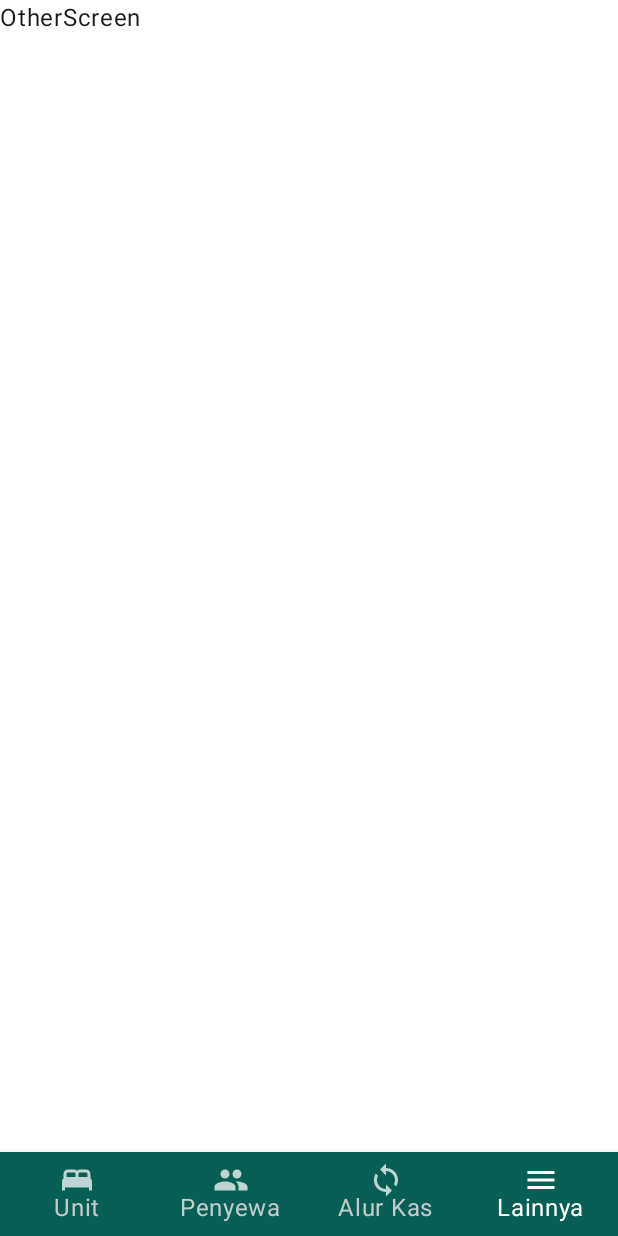
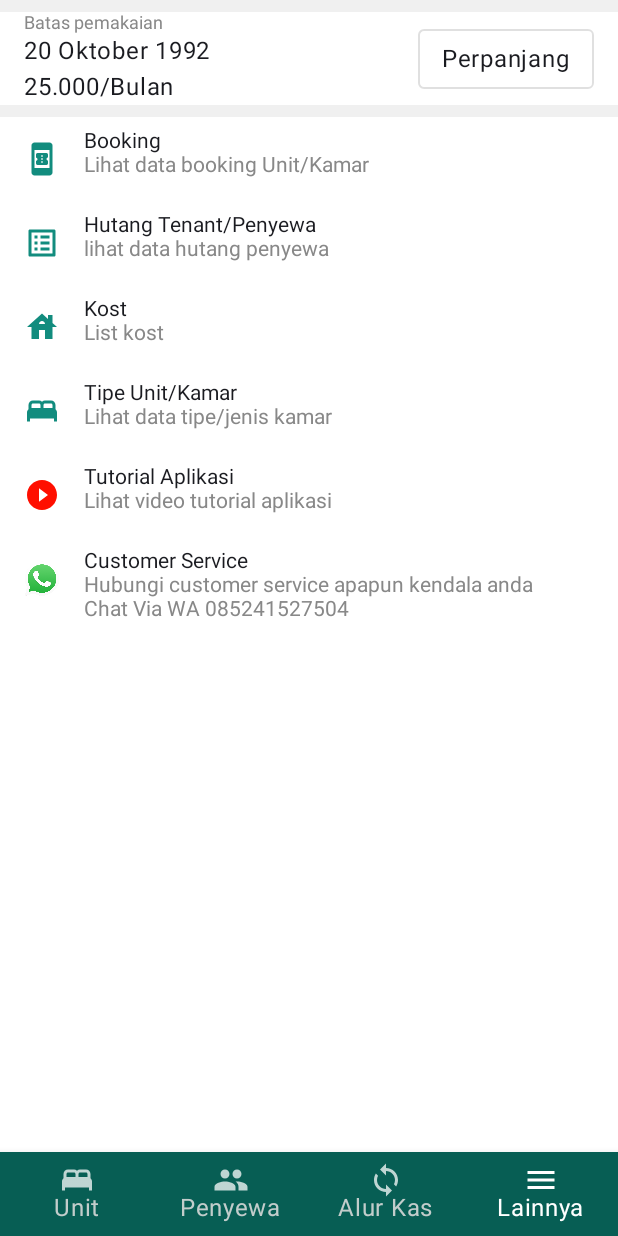
Before and after one commit to gadogado092/Laundry, an Android app built with Jetpack Compose: the MainActivity screen opened directly, with no data from a screen before it, item 4 of the bottom bar chosen, on a phone screen of 412 x 824 dp. Run offline under Robolectric (Android 15) with nearby library versions, the phone set to English and light mode, and no system bars; our stand-ins replace Room's generated code; 1 statement that could not run was skipped.

Commit message:
basic UI home-other

```diff
--- /dev/null
+++ b/app/src/main/java/amat/kelolakost/ui/component/OtherMenuItem.kt
@@ -0,0 +1,80 @@
+package amat.kelolakost.ui.component
+
+import amat.kelolakost.ui.theme.TealGreen
+import androidx.annotation.DrawableRes
+import androidx.compose.foundation.Image
+import androidx.compose.foundation.layout.Column
+import androidx.compose.foundation.layout.Row
+import androidx.compose.foundation.layout.padding
+import androidx.compose.foundation.layout.size
+import androidx.compose.material3.Text
+import androidx.compose.runtime.Composable
+import androidx.compose.ui.Modifier
+import androidx.compose.ui.graphics.Color
+import androidx.compose.ui.graphics.ColorFilter
+import androidx.compose.ui.graphics.vector.ImageVector
+import androidx.compose.ui.res.painterResource
+import androidx.compose.ui.text.TextStyle
+import androidx.compose.ui.unit.dp
+import androidx.compose.ui.unit.sp
+
+@Composable
+fun OtherMenuItem(
+    @DrawableRes id: Int,
+    title: String,
+    subTitle: String,
+    modifier: Modifier = Modifier
+) {
+    Row(modifier = modifier.padding(8.dp)) {
+        Image(
+            modifier = Modifier
+                .size(40.dp)
+                .padding(8.dp),
+            painter = painterResource(id = id),
+            contentDescription = "",
+        )
+        Column(
+            modifier = Modifier
+                .weight(1F)
+                .padding(start = 8.dp)
+        ) {
+            Text(text = title, style = TextStyle(fontSize = 14.sp))
+            Text(
+                text = subTitle,
+                style = TextStyle(fontSize = 14.sp),
+                color = Color.Gray
+            )
+        }
+    }
+}
+
+@Composable
+fun OtherMenuItem(
+    imageVector: ImageVector,
+    title: String,
+    subTitle: String,
+    modifier: Modifier = Modifier
+) {
+    Row(modifier = modifier.padding(8.dp)) {
+        Image(
+            modifier = Modifier
+                .size(40.dp)
+                .padding(8.dp),
+            imageVector = imageVector,
+            contentDescription = "",
+            colorFilter = ColorFilter.tint(color = TealGreen)
+        )
+        Column(
+            modifier = Modifier
+                .weight(1F)
+                .padding(start = 8.dp)
+        ) {
+            Text(text = title, style = TextStyle(fontSize = 14.sp))
+            Text(
+                text = subTitle,
+                style = TextStyle(fontSize = 14.sp),
+                color = Color.Gray
+            )
+        }
+    }
+}
--- a/app/src/main/java/amat/kelolakost/ui/screen/main/MainActivity.kt
+++ b/app/src/main/java/amat/kelolakost/ui/screen/main/MainActivity.kt
@@ -106,7 +106,24 @@ fun MainScreen(
                 CashFlowScreen(context = context)
             }
             composable(Screen.Other.route) {
-                OtherScreen(context = context)
+                OtherScreen(
+                    context = context,
+                    onClickExtend = {
+
+                    },
+                    navigateToTenant = {
+
+                    },
+                    navigateToBooking = {
+
+                    },
+                    onClickTutorial = {
+
+                    },
+                    onClickCostumerService = {
+
+                    },
+                )
             }
         }
     }
--- /dev/null
+++ b/app/src/main/java/amat/kelolakost/ui/screen/other/OthertScreen.kt
@@ -0,0 +1,122 @@
+package amat.kelolakost.ui.screen.other
+
+import amat.kelolakost.R
+import amat.kelolakost.ui.component.OtherMenuItem
+import amat.kelolakost.ui.theme.GreyLight
+import android.content.Context
+import androidx.compose.foundation.clickable
+import androidx.compose.foundation.layout.Column
+import androidx.compose.foundation.layout.Row
+import androidx.compose.foundation.layout.padding
+import androidx.compose.material.Divider
+import androidx.compose.material.OutlinedButton
+import androidx.compose.material.icons.Icons
+import androidx.compose.material.icons.filled.Bed
+import androidx.compose.material.icons.filled.BookOnline
+import androidx.compose.material.icons.filled.House
+import androidx.compose.material.icons.filled.ListAlt
+import androidx.compose.material3.Text
+import androidx.compose.runtime.Composable
+import androidx.compose.ui.Alignment
+import androidx.compose.ui.Modifier
+import androidx.compose.ui.graphics.Color
+import androidx.compose.ui.res.stringResource
+import androidx.compose.ui.text.TextStyle
+import androidx.compose.ui.unit.dp
+import androidx.compose.ui.unit.sp
+
+@Composable
+fun OtherScreen(
+    context: Context,
+    modifier: Modifier = Modifier,
+    onClickExtend: () -> Unit,
+    navigateToBooking: () -> Unit,
+    navigateToTenant: () -> Unit,
+    onClickTutorial: () -> Unit,
+    onClickCostumerService: () -> Unit,
+) {
+    Column {
+        Divider(
+            color = GreyLight,
+            thickness = 8.dp,
+        )
+        Row(
+            modifier = Modifier.padding(horizontal = 16.dp),
+            verticalAlignment = Alignment.CenterVertically
+        ) {
+            Column(
+                modifier = Modifier.weight(1F)
+            ) {
+                Text(
+                    text = stringResource(id = R.string.limit_extend),
+                    style = TextStyle(fontSize = 12.sp),
+                    color = Color.Gray
+                )
+                Text(text = "20 Oktober 1992")
+                Text(text = "25.000/Bulan")
+            }
+            OutlinedButton(onClick = onClickExtend) {
+                Text(text = stringResource(id = R.string.extend))
+            }
+        }
+        Divider(
+            color = GreyLight,
+            thickness = 8.dp,
+        )
+        OtherMenuItem(
+            Icons.Default.BookOnline,
+            stringResource(id = R.string.title_booking),
+            stringResource(id = R.string.subtitle_booking),
+            modifier = Modifier
+                .clickable {
+                    navigateToBooking()
+                },
+        )
+        OtherMenuItem(
+            Icons.Default.ListAlt,
+            stringResource(id = R.string.title_debt_tenant),
+            stringResource(id = R.string.subtitle_debt_tenant),
+            modifier = Modifier
+                .clickable {
+                    navigateToTenant()
+                },
+        )
+        OtherMenuItem(
+            Icons.Default.House,
+            stringResource(id = R.string.title_kost),
+            stringResource(id = R.string.subtitle_other_kost),
+            modifier = Modifier
+                .clickable {
+                    navigateToTenant()
+                },
+        )
+        OtherMenuItem(
+            Icons.Default.Bed,
+            stringResource(id = R.string.title_type_unit),
+            stringResource(id = R.string.subtitle_type_unit),
+            modifier = Modifier
+                .clickable {
+                    navigateToTenant()
+                },
+        )
+        OtherMenuItem(
+            R.drawable.baseline_play_circle_filled_24,
+            stringResource(id = R.string.title_tutorial),
+            stringResource(id = R.string.subtitle_tutorial),
+            modifier = Modifier
+                .clickable {
+                    onClickTutorial()
+                },
+        )
+        OtherMenuItem(
+            R.drawable.ic_wa,
+            stringResource(id = R.string.title_customer_service),
+            stringResource(id = R.string.subtitle_customer_service),
+            modifier = Modifier
+                .clickable {
+                    onClickCostumerService()
+                },
+        )
+    }
+
+}
--- a/app/src/main/java/amat/kelolakost/ui/screen/other/TenantScreen.kt
+++ /dev/null
@@ -1,14 +0,0 @@
-package amat.kelolakost.ui.screen.other
-
-import android.content.Context
-import androidx.compose.material3.Text
-import androidx.compose.runtime.Composable
-import androidx.compose.ui.Modifier
-
-@Composable
-fun OtherScreen(
-    context: Context,
-    modifier: Modifier = Modifier
-) {
-    Text(text = "OtherScreen")
-}
--- /dev/null
+++ b/app/src/main/res/drawable/baseline_play_circle_filled_24.xml
@@ -0,0 +1,5 @@
+<vector android:height="24dp" android:tint="#FF0F00"
+    android:viewportHeight="24" android:viewportWidth="24"
+    android:width="24dp" xmlns:android="http://schemas.android.com/apk/res/android">
+    <path android:fillColor="@android:color/white" android:pathData="M12,2C6.48,2 2,6.48 2,12s4.48,10 10,10 10,-4.48 10,-10S17.52,2 12,2zM10,16.5v-9l6,4.5 -6,4.5z"/>
+</vector>
--- a/app/src/main/res/values/strings.xml
+++ b/app/src/main/res/values/strings.xml
@@ -1,5 +1,6 @@
 <resources>
     <string name="app_name">Kelola Kost</string>
+    <string name="number_cs">+6285241527504</string>
     <string name="title_new_user">Selamat Datang</string>
     <string name="title_unit">Unit</string>
     <string name="title_tenant">Penyewa</string>
@@ -9,4 +10,20 @@
     <string name="title_bottom_sheet">Title Bottom Sheet</string>
     <string name="note_empty_data">Data kosong</string>
     <string name="select_status">Select Status</string>
+
+    <string name="limit_extend">Batas pemakaian</string>
+    <string name="extend">Perpanjang</string>
+
+    <string name="title_booking">Booking</string>
+    <string name="subtitle_booking">Lihat data booking Unit/Kamar</string>
+    <string name="title_debt_tenant">Hutang Tenant/Penyewa</string>
+    <string name="subtitle_debt_tenant">lihat data hutang penyewa</string>
+    <string name="title_kost">Kost</string>
+    <string name="subtitle_other_kost">List kost</string>
+    <string name="title_type_unit">Tipe Unit/Kamar</string>
+    <string name="subtitle_type_unit">Lihat data tipe/jenis kamar</string>
+    <string name="title_tutorial">Tutorial Aplikasi</string>
+    <string name="subtitle_tutorial">Lihat video tutorial aplikasi</string>
+    <string name="title_customer_service">Customer Service</string>
+    <string name="subtitle_customer_service">Hubungi customer service apapun kendala anda\nChat Via WA 085241527504</string>
 </resources>
```
Also changed, not shown: app/src/main/res/drawable-nodpi/ic_wa.png (added).
